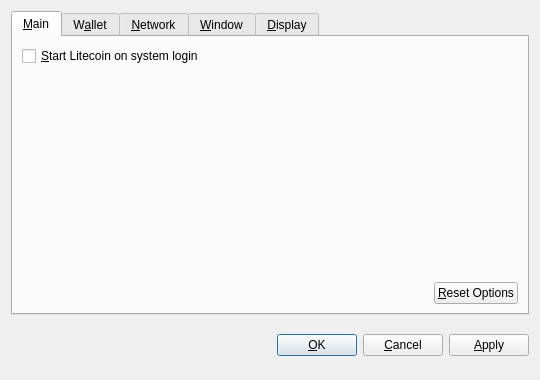
Before: the Qt Designer form src/qt/forms/optionsdialog.ui in sisardor/practice-code, drawn with Qt 5.
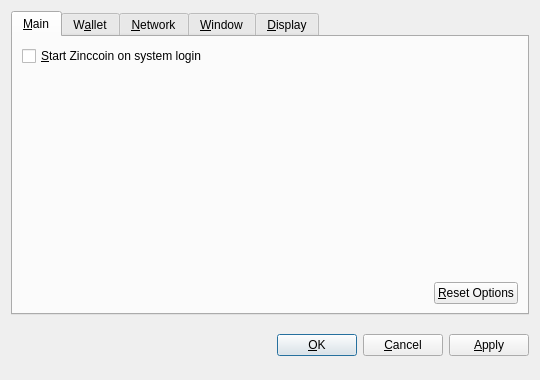
After: the same form once the commit is applied. Custom widgets are drawn as their Qt base class.

What changed in the file:
```diff
--- a/src/qt/forms/optionsdialog.ui
+++ b/src/qt/forms/optionsdialog.ui
@@ -36,7 +36,7 @@
           <string>Automatically start Litecoin after logging in to the system.</string>
          </property>
          <property name="text">
-          <string>&amp;Start Litecoin on system login</string>
+          <string>&amp;Start Zinccoin on system login</string>
          </property>
         </widget>
        </item>
```
Left out of the diff: 10 changed lines with no effect on the pictures.
